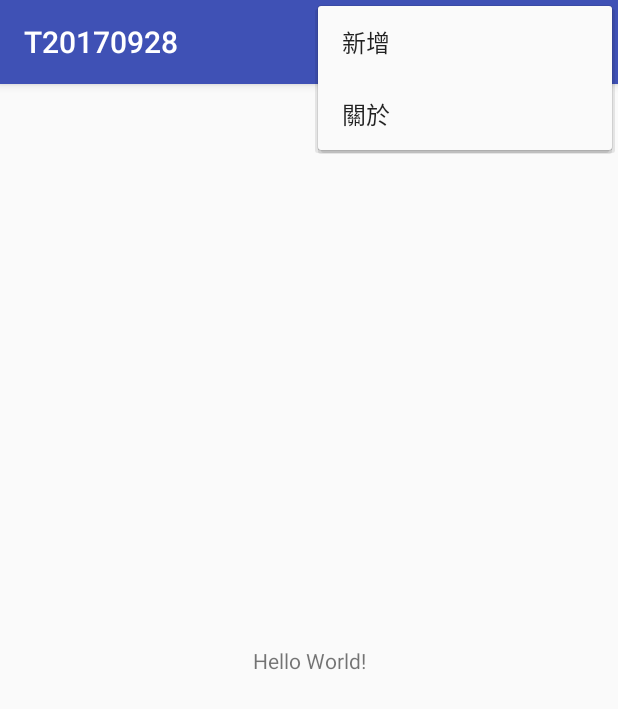
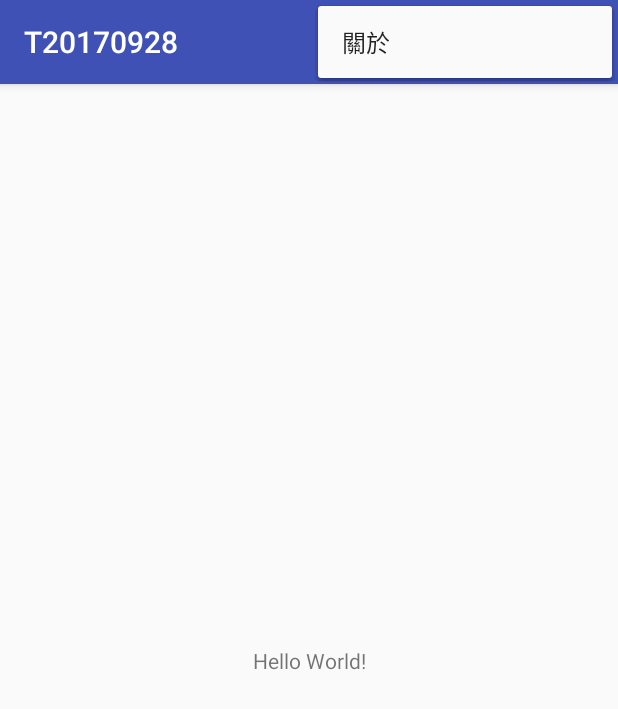
Before and after one commit to Shaojung/T20170928, an Android app: the screen it shows after launch (MainActivity), with the options menu open, on a phone screen of 412 x 824 dp. Shown: the top 709 px of the screen. Run offline under Robolectric (Android 15) with nearby library versions, the phone set to English and light mode, and no system bars.

Commit message:
add menu res

```diff
--- a/app/src/main/res/menu/mymenu.xml
+++ b/app/src/main/res/menu/mymenu.xml
@@ -4,8 +4,12 @@
 
     <item
         android:id="@+id/menu1"
-        android:title="新增" />
+        android:icon="@android:drawable/ic_menu_add"
+        android:title="新增"
+        app:showAsAction="always" />
     <item
         android:id="@+id/menu2"
-        android:title="關於" />
+        android:icon="@android:drawable/ic_menu_more"
+        android:title="關於"
+        app:showAsAction="never" />
 </menu>
```
